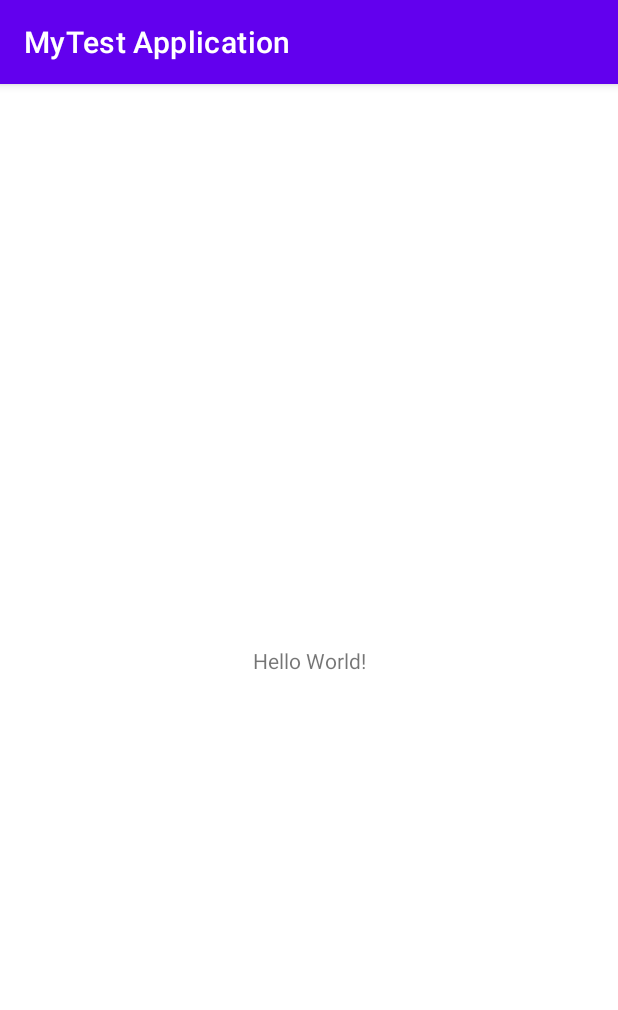
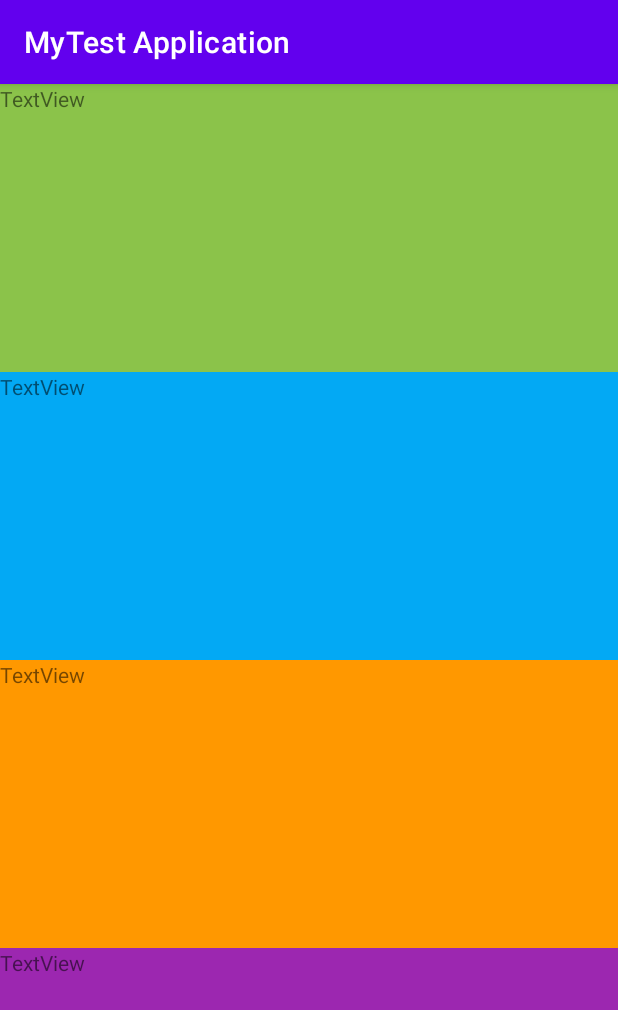
Before and after one commit to AmrAbdelmagid/Playing-With-Android-Native, an Android app: the screen it shows after launch (MainActivity), on a phone screen of 412 x 824 dp. Shown: the top 1010 px of the screen. Run offline under Robolectric (Android 15) with nearby library versions, the phone set to English and light mode, and no system bars.

Commit message:
Use linear layout

```diff
--- a/app/src/main/res/layout/activity_main.xml
+++ b/app/src/main/res/layout/activity_main.xml
@@ -1,18 +1,42 @@
 <?xml version="1.0" encoding="utf-8"?>
-<androidx.constraintlayout.widget.ConstraintLayout xmlns:android="http://schemas.android.com/apk/res/android"
+<LinearLayout xmlns:android="http://schemas.android.com/apk/res/android"
     xmlns:app="http://schemas.android.com/apk/res-auto"
     xmlns:tools="http://schemas.android.com/tools"
     android:layout_width="match_parent"
     android:layout_height="match_parent"
+    android:orientation="vertical"
+    android:weightSum="4"
     tools:context=".MainActivity">
 
     <TextView
-        android:layout_width="wrap_content"
-        android:layout_height="wrap_content"
-        android:text="Hello World!"
-        app:layout_constraintBottom_toBottomOf="parent"
-        app:layout_constraintLeft_toLeftOf="parent"
-        app:layout_constraintRight_toRightOf="parent"
-        app:layout_constraintTop_toTopOf="parent" />
+        android:id="@+id/textView"
+        android:layout_width="match_parent"
+        android:layout_height="0dp"
+        android:layout_weight="1"
+        android:background="#8BC34A"
+        android:text="TextView" />
 
-</androidx.constraintlayout.widget.ConstraintLayout>
+    <TextView
+        android:id="@+id/textView2"
+        android:layout_width="match_parent"
+        android:layout_height="0dp"
+        android:layout_weight="1"
+        android:background="#03A9F4"
+        android:text="TextView" />
+
+    <TextView
+        android:id="@+id/textView3"
+        android:layout_width="match_parent"
+        android:layout_height="0dp"
+        android:layout_weight="1"
+        android:background="#FF9800"
+        android:text="TextView" />
+
+    <TextView
+        android:id="@+id/textView4"
+        android:layout_width="match_parent"
+        android:layout_height="0dp"
+        android:layout_weight="1"
+        android:background="#9C27B0"
+        android:text="TextView" />
+</LinearLayout>
```
